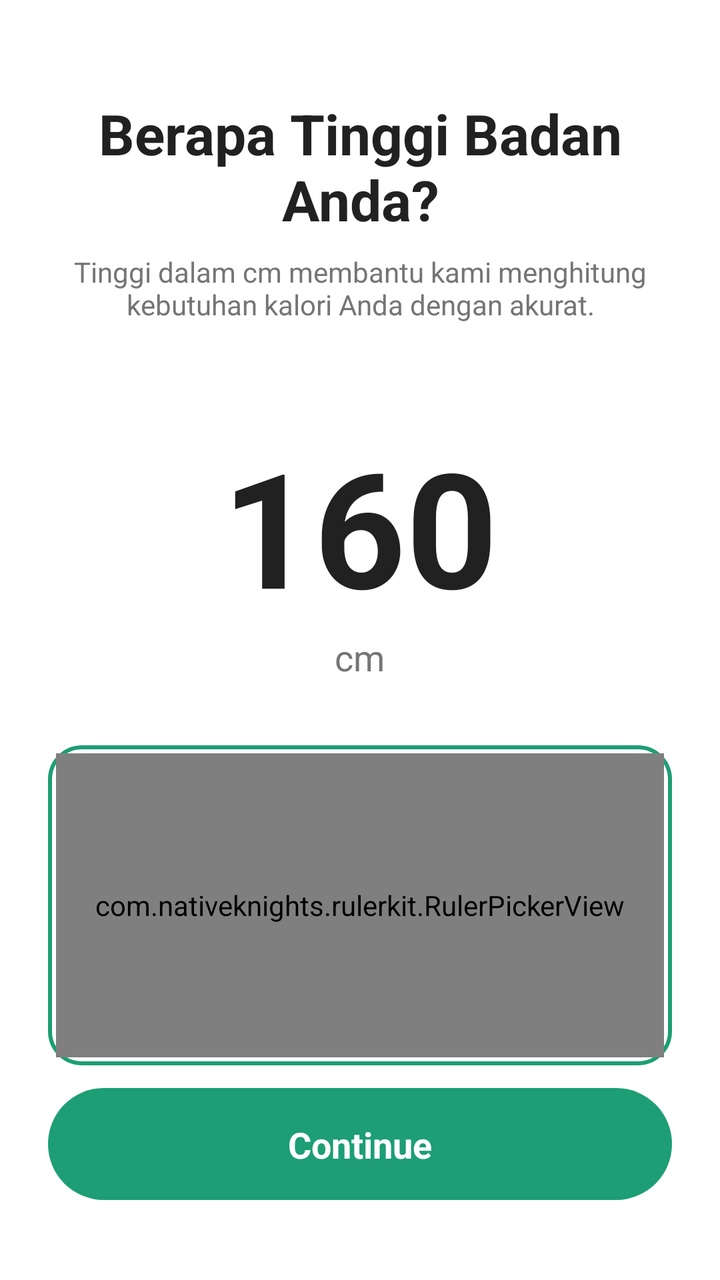
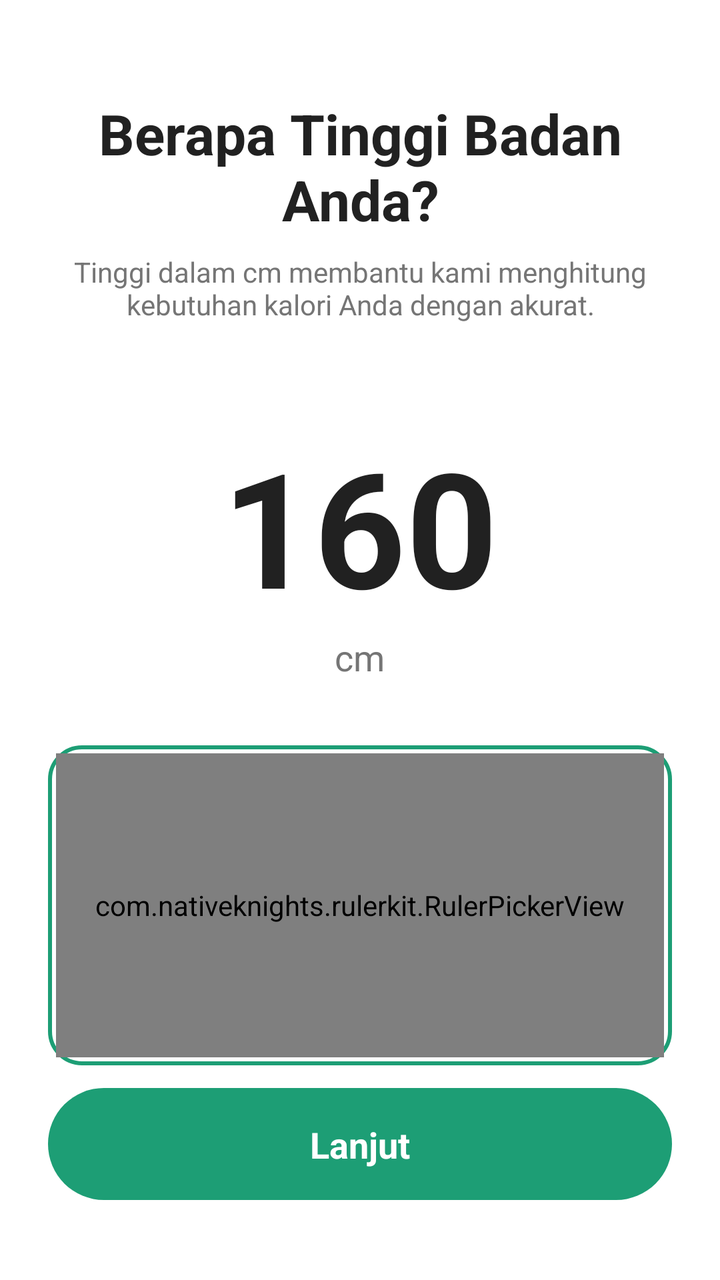

Before-and-after screenshots of an Android layout around one commit, followed by the original layout XML and the change that was made.
<!-- AndroidManifest.xml: application theme Theme.SmartBite -->
<!-- res/layout/fragment_onboarding_height.xml -->
<?xml version="1.0" encoding="utf-8"?>
<androidx.constraintlayout.widget.ConstraintLayout
    xmlns:android="http://schemas.android.com/apk/res/android"
    xmlns:app="http://schemas.android.com/apk/res-auto"
    android:layout_width="match_parent"
    android:layout_height="match_parent"
    android:background="@color/white"
    android:padding="24dp">

    <TextView
        android:id="@+id/tv_title"
        android:layout_width="match_parent"
        android:layout_height="wrap_content"
        android:layout_marginTop="24dp"
        android:gravity="center"
        android:text="Berapa Tinggi Badan Anda?"
        android:textColor="@color/text_primary"
        android:textSize="28sp"
        android:textStyle="bold"
        app:layout_constraintTop_toTopOf="parent" />

    <TextView
        android:id="@+id/tv_subtitle"
        android:layout_width="match_parent"
        android:layout_height="wrap_content"
        android:layout_marginTop="8dp"
        android:gravity="center"
        android:text="Tinggi dalam cm membantu kami menghitung kebutuhan kalori Anda dengan akurat."
        android:textColor="@color/text_secondary"
        android:textSize="14sp"
        app:layout_constraintTop_toBottomOf="@id/tv_title" />

    <LinearLayout
        android:id="@+id/ll_selected_value"
        android:layout_width="wrap_content"
        android:layout_height="wrap_content"
        android:layout_marginTop="48dp"
        android:gravity="center"
        android:orientation="vertical"
        app:layout_constraintEnd_toEndOf="parent"
        app:layout_constraintStart_toStartOf="parent"
        app:layout_constraintTop_toBottomOf="@id/tv_subtitle">

        <TextView
            android:id="@+id/tv_height_value"
            android:layout_width="wrap_content"
            android:layout_height="wrap_content"
            android:text="160"
            android:textColor="@color/text_primary"
            android:textSize="80sp"
            android:textStyle="bold" />

        <TextView
            android:layout_width="wrap_content"
            android:layout_height="wrap_content"
            android:text="cm"
            android:textColor="@color/text_secondary"
            android:textSize="18sp" />
    </LinearLayout>

    <FrameLayout
        android:id="@+id/cv_ruler_container"
        android:layout_width="match_parent"
        android:layout_height="160dp"
        android:layout_marginTop="32dp"
        android:padding="4dp"
        android:background="@drawable/bg_ruler_card"
        app:layout_constraintTop_toBottomOf="@id/ll_selected_value">

        <com.nativeknights.rulerkit.RulerPickerView
            android:id="@+id/heightRulerPicker"
            android:layout_width="match_parent"
            android:layout_height="match_parent"
            app:rulerInputType="height"
            app:rulerUnit="cm"
            app:rulerInitialValue="160"
            app:rulerMinValue="100"
            app:rulerMaxValue="250"
            app:indicatorType="line"
            app:indicatorColor="@color/brand_green"
            app:indicatorWidth="6dp"
            app:tickSpacing="18dp"
            app:showValueLabel="false" />

    </FrameLayout>

    <androidx.constraintlayout.widget.ConstraintLayout
        android:id="@+id/btn_next"
        android:layout_width="match_parent"
        android:layout_height="56dp"
        android:layout_marginBottom="16dp"
        android:background="@drawable/onboarding_button_bg"
        android:clickable="true"
        android:focusable="true"
        app:layout_constraintBottom_toBottomOf="parent">

        <TextView
            android:layout_width="wrap_content"
            android:layout_height="wrap_content"
            android:text="Continue"
            android:textColor="@color/white"
            android:textSize="18sp"
            android:textStyle="bold"
            app:layout_constraintBottom_toBottomOf="parent"
            app:layout_constraintEnd_toEndOf="parent"
            app:layout_constraintStart_toStartOf="parent"
            app:layout_constraintTop_toTopOf="parent" />

    </androidx.constraintlayout.widget.ConstraintLayout>

</androidx.constraintlayout.widget.ConstraintLayout>
<!-- resources referenced by this layout -->
<resources>
  <color name="brand_green">#1D9E75</color>
  <color name="text_primary">#212121</color>
  <color name="text_secondary">#757575</color>
  <color name="white">#FFFFFFFF</color>
  <!-- drawable bg_ruler_card (drawable) -->
  <?xml version="1.0" encoding="utf-8"?>
  <shape xmlns:android="http://schemas.android.com/apk/res/android"
      android:shape="rectangle">
      <solid android:color="@color/white" />
      <stroke android:width="2dp" android:color="@color/brand_green" />
      <corners android:radius="16dp" />
  </shape>
  <!-- drawable onboarding_button_bg (drawable) -->
  <?xml version="1.0" encoding="utf-8"?>
  <ripple xmlns:android="http://schemas.android.com/apk/res/android"
      android:color="#40FFFFFF">
      <item>
          <shape android:shape="rectangle">
              <solid android:color="@color/brand_green" />
              <corners android:radius="100dp" />
          </shape>
      </item>
  </ripple>
  <style name="Theme.SmartBite" parent="Theme.Material3.DayNight.NoActionBar">
          
          <item name="colorPrimary">@color/purple_500</item>
          <item name="colorOnPrimary">@color/white</item>
          
          <item name="colorSecondary">@color/teal_200</item>
          <item name="colorOnSecondary">@color/black</item>
          
          <item name="colorSecondaryContainer">@color/nav_glow_green</item>
          <item name="colorOnSecondaryContainer">@color/nav_active_green</item>
          
          <item name="android:statusBarColor">@android:color/transparent</item>
          <item name="android:navigationBarColor">@android:color/transparent</item>
          <item name="android:windowLayoutInDisplayCutoutMode" tools:targetApi="o_mr1">shortEdges</item>
          
      </style>
  <color name="purple_500">#3F7E03</color>
  <color name="teal_200">#FF03DAC5</color>
  <color name="black">#FF000000</color>
  <color name="nav_glow_green">#1A34A853</color>
  <color name="nav_active_green">#34A853</color>
</resources>

<!-- the commit's change to res/layout/fragment_onboarding_height.xml (unified diff, before → after) -->
@@ -97,7 +97,7 @@
         <TextView
             android:layout_width="wrap_content"
             android:layout_height="wrap_content"
-            android:text="Continue"
+            android:text="Lanjut"
             android:textColor="@color/white"
             android:textSize="18sp"
             android:textStyle="bold"
